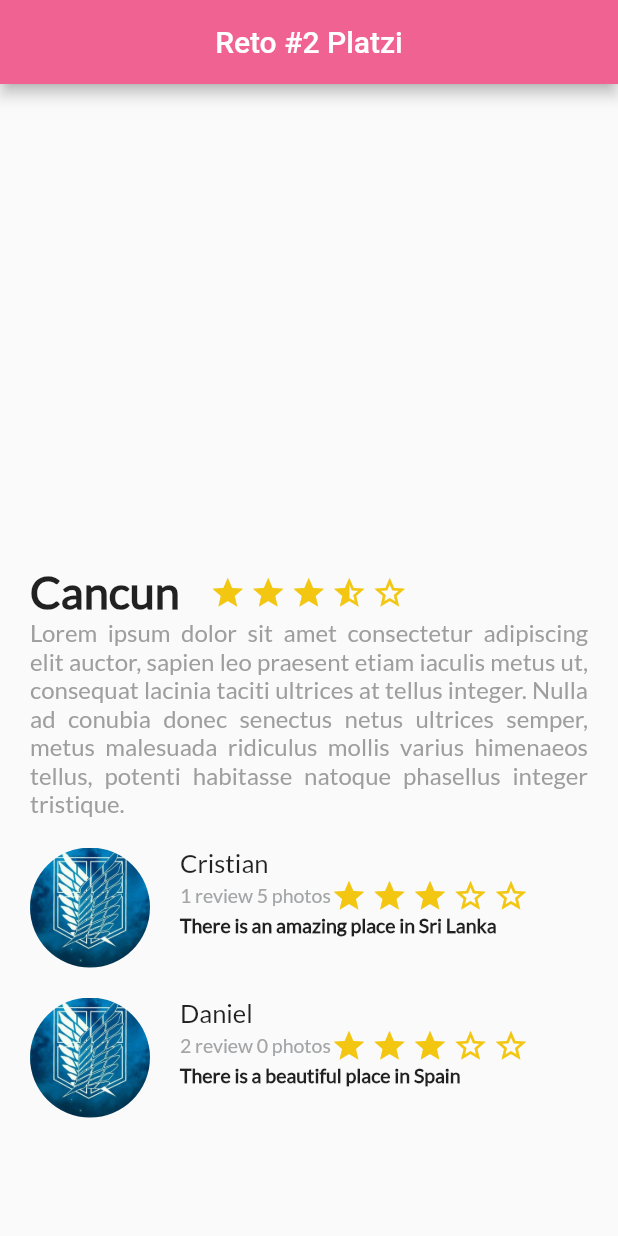
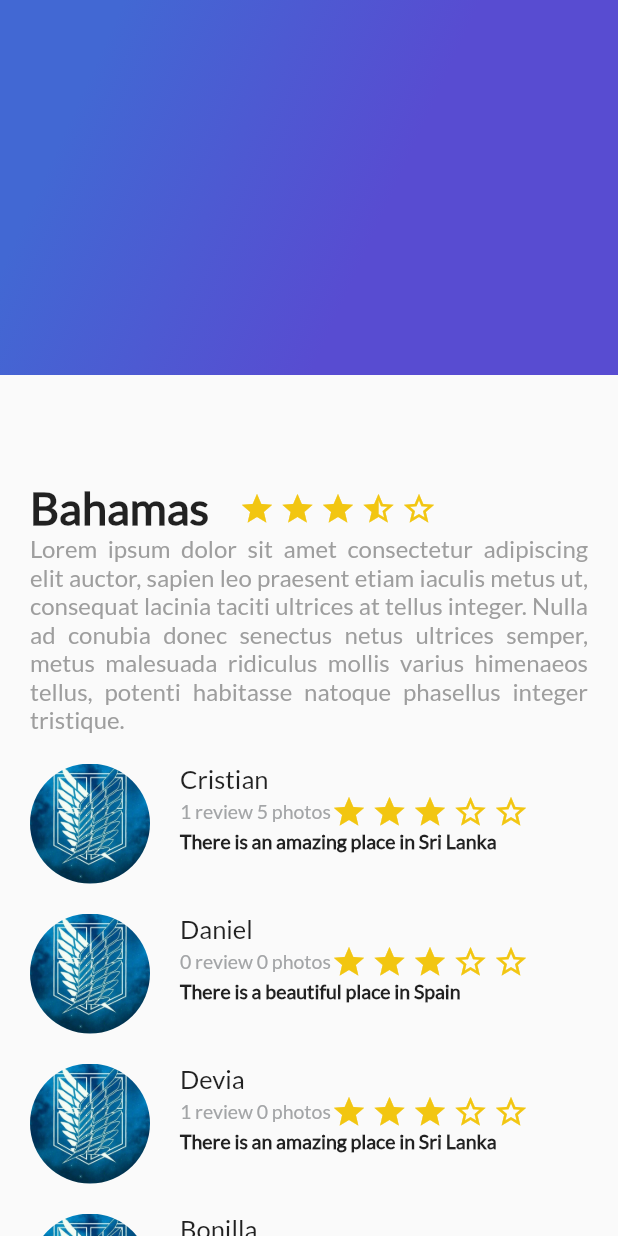
Before and after one commit to cristianDevia/Platzi_trips, a Flutter app: the screen it shows after launch, on a phone screen of 412 x 824 dp. Run offline on Flutter 3.47's test engine with Material 2 defaults, Android fonts, the phone set to English and light mode, and no system bars.

Commit message:
Clase 25

```diff
--- /dev/null
+++ b/lib/gradient_back.dart
@@ -0,0 +1,16 @@
+import 'package:flutter/material.dart';
+
+class GradientBack extends StatelessWidget {
+  @override
+  Widget build(BuildContext context) {
+    return Container(
+        height: 250.0,
+        decoration: const BoxDecoration(
+            gradient: LinearGradient(
+                colors: [Color(0xFF4268D3), Color(0xFF584CD1)],
+                begin: FractionalOffset(0.2, 0.0),
+                end: FractionalOffset(1.0, 0.6),
+                stops: [0.0, 0.6],
+                tileMode: TileMode.clamp)));
+  }
+}
--- a/lib/main.dart
+++ b/lib/main.dart
@@ -4,6 +4,7 @@ import 'package:flutter/material.dart';
 
 import 'package:platzi_trips_app/description_place.dart';
 import 'package:platzi_trips_app/review_list.dart';
+import 'package:platzi_trips_app/gradient_back.dart';
 
 void main() {
   runApp(const MyApp());
@@ -23,18 +24,22 @@ class MyApp extends StatelessWidget {
         title: 'Flutter Demo',
         theme: ThemeData(),
         home: Scaffold(
-          appBar: AppBar(
+            /*appBar: AppBar(
               title: Text("Reto #2 Platzi"),
               backgroundColor: Colors.pink[300],
               centerTitle: true,
-          ),
-          body: Column(
+            ),*/
+            body: Stack(
           children: <Widget>[
-              DescriptionPlace("Cancun", 4, descriptionDummy),
+            ListView(
+              children: <Widget>[
+                DescriptionPlace("Bahamas", 4, descriptionDummy),
                 ReviewList()
               ],
             ),
-        ) //const MyHomePage(title: 'Flutter Demo Home Page'),
+            GradientBack()
+          ],
+        )) //const MyHomePage(title: 'Flutter Demo Home Page'),
         );
   }
 }
--- a/lib/review_list.dart
+++ b/lib/review_list.dart
@@ -8,7 +8,15 @@ class ReviewList extends StatelessWidget {
       children: <Widget>[
         Review("assets/imgsnk.jpg", "Cristian", "1 review 5 photos",
             "There is an amazing place in Sri Lanka"),
-        Review("assets/imgsnk.jpg", "Daniel", "2 review 0 photos",
+        Review("assets/imgsnk.jpg", "Daniel", "0 review 0 photos",
+            "There is a beautiful place in Spain"),
+        Review("assets/imgsnk.jpg", "Devia", "1 review 0 photos",
+            "There is an amazing place in Sri Lanka"),
+        Review("assets/imgsnk.jpg", "Bonilla", "2 review 0 photos",
+            "There is a beautiful place in Spain"),
+        Review("assets/imgsnk.jpg", "Paola", "4 review 0 photos",
+            "There is an amazing place in Sri Lanka"),
+        Review("assets/imgsnk.jpg", "Bravo", "3 review 0 photos",
             "There is a beautiful place in Spain")
       ],
     );
```
Lines whose indentation alone changed are shown as unchanged.
